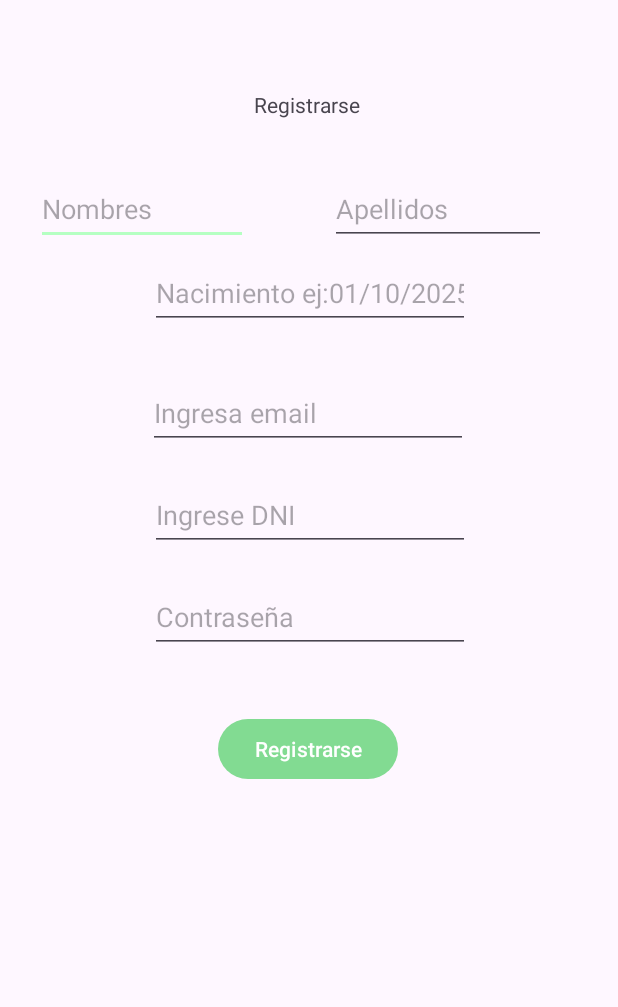
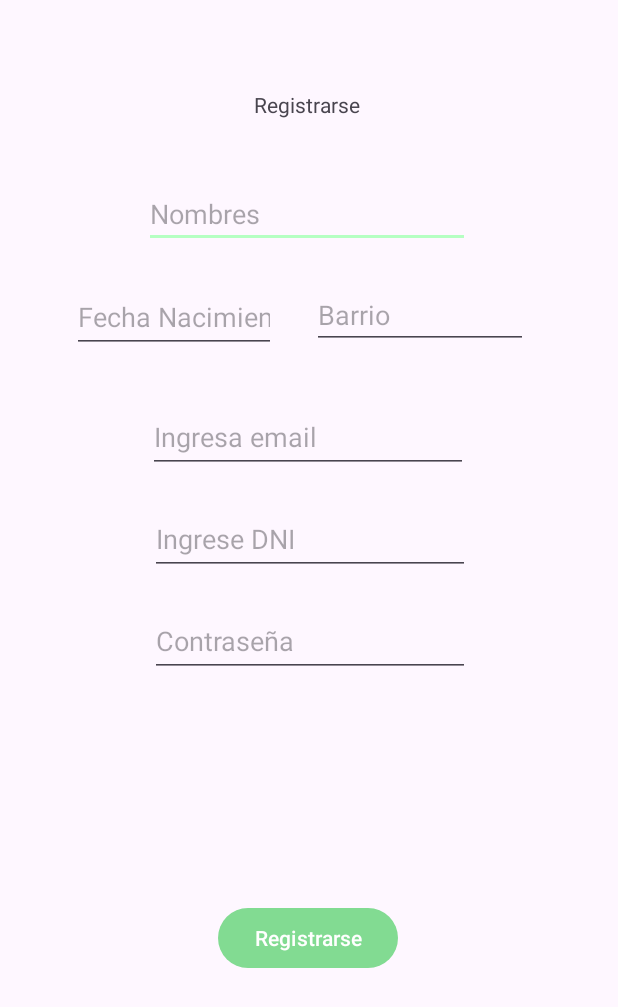
Before and after one commit to Alexis-Casanova/ProyectoReciclaje, an Android app: the RegistrarUsuario screen opened directly, with no data from a screen before it, on a phone screen of 412 x 824 dp. Shown: the top 1007 px of the screen. Run offline under Robolectric (Android 15) with nearby library versions, the phone set to English and light mode, and no system bars; pictures from the network do not load.

Commit message:
RegistrarUsuario

```diff
--- a/app/src/main/java/Network/ApiServicioReciclaje.java
+++ b/app/src/main/java/Network/ApiServicioReciclaje.java
@@ -6,11 +6,15 @@ import java.util.List;
 
 import Models.Publicacion;
 import Models.Usuario;
+import ViewModels.RespuestaObtenida;
+import okhttp3.MultipartBody;
 import retrofit2.Call;
 import retrofit2.http.Body;
 import retrofit2.http.GET;
+import retrofit2.http.Multipart;
 import retrofit2.http.POST;
 import retrofit2.http.PUT;
+import retrofit2.http.Part;
 
 public interface ApiServicioReciclaje {
 
@@ -27,4 +31,11 @@ public interface ApiServicioReciclaje {
 
     @GET("Usuarios")
     Call<List<Usuario>> getUsuarios();
+
+    @POST("Usuarios")
+    Call<Usuario> PostUsuarios(@Body Usuario usuario);
+
+    @Multipart
+    @POST("Usuarios/UploadImage")
+    Call<RespuestaObtenida> respuestaImagen(@Part MultipartBody.Part file);
 }
--- a/app/src/main/res/layout/activity_registrar_usuario.xml
+++ b/app/src/main/res/layout/activity_registrar_usuario.xml
@@ -22,10 +22,10 @@
 
     <EditText
         android:id="@+id/txtNomRegistro"
-        android:layout_width="141dp"
-        android:layout_height="48dp"
-        android:layout_marginStart="24dp"
-        android:layout_marginTop="36dp"
+        android:layout_width="217dp"
+        android:layout_height="42dp"
+        android:layout_marginStart="96dp"
+        android:layout_marginTop="44dp"
         android:ems="10"
         android:hint="Nombres"
         android:inputType="text"
@@ -33,25 +33,25 @@
         app:layout_constraintTop_toBottomOf="@+id/textView5" />
 
     <EditText
-        android:id="@+id/txtApeRegistro"
+        android:id="@+id/txtLugar"
         android:layout_width="144dp"
-        android:layout_height="48dp"
-        android:layout_marginTop="36dp"
-        android:layout_marginEnd="48dp"
+        android:layout_height="45dp"
+        android:layout_marginTop="108dp"
+        android:layout_marginEnd="60dp"
         android:ems="10"
-        android:hint="Apellidos"
+        android:hint="Barrio"
         android:inputType="text"
         app:layout_constraintEnd_toEndOf="parent"
         app:layout_constraintTop_toBottomOf="@+id/textView5" />
 
     <EditText
         android:id="@+id/txtNaciRegistro"
-        android:layout_width="wrap_content"
-        android:layout_height="wrap_content"
-        android:layout_marginStart="100dp"
-        android:layout_marginTop="92dp"
+        android:layout_width="136dp"
+        android:layout_height="48dp"
+        android:layout_marginStart="48dp"
+        android:layout_marginTop="108dp"
         android:ems="10"
-        android:hint="Nacimiento ej:01/10/2025"
+        android:hint="Fecha Nacimiento"
         android:inputType="text"
         android:minHeight="48dp"
         app:layout_constraintStart_toStartOf="parent"
@@ -119,8 +119,8 @@
 
     <ImageView
         android:id="@+id/imgUsuarioRegistro"
-        android:layout_width="wrap_content"
-        android:layout_height="wrap_content"
+        android:layout_width="110dp"
+        android:layout_height="110dp"
         android:layout_marginStart="141dp"
         android:layout_marginTop="20dp"
         android:layout_marginEnd="142dp"
```
Also changed, not shown: app/src/main/java/ViewModels/RespuestaObtenida.java (added, +17 -0 lines), app/src/main/java/com/example/appreciclaje/MainActivity.java (+17 -1 lines), app/src/main/java/com/example/appreciclaje/RegistrarUsuario.java (+111 -9 lines).
